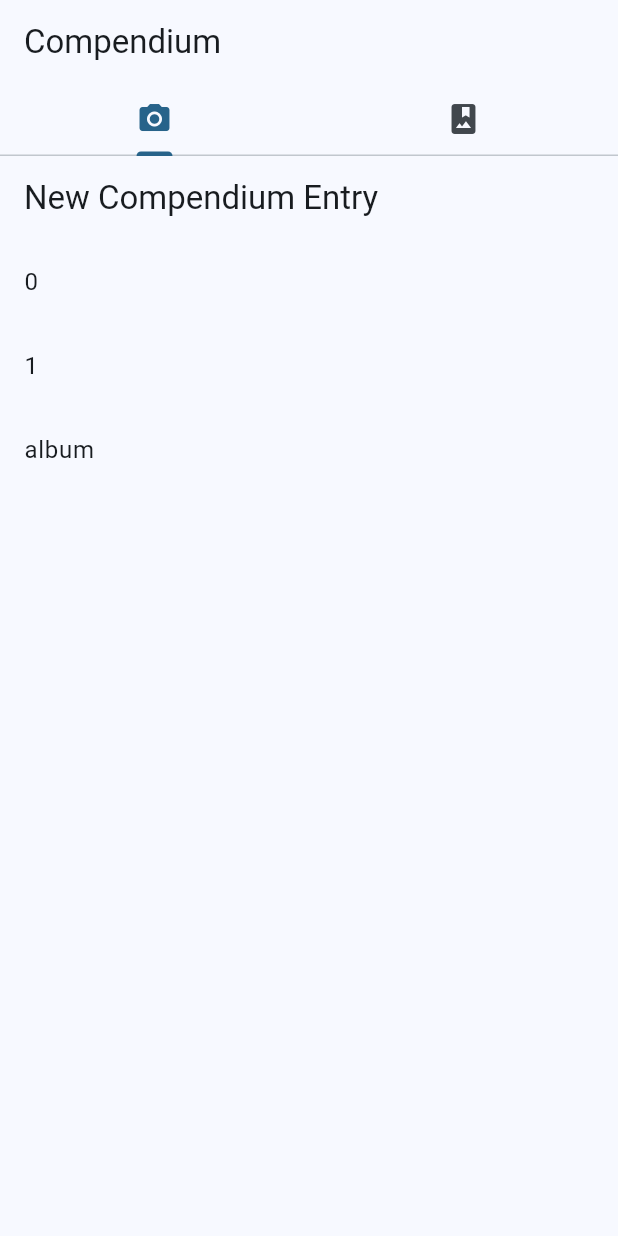
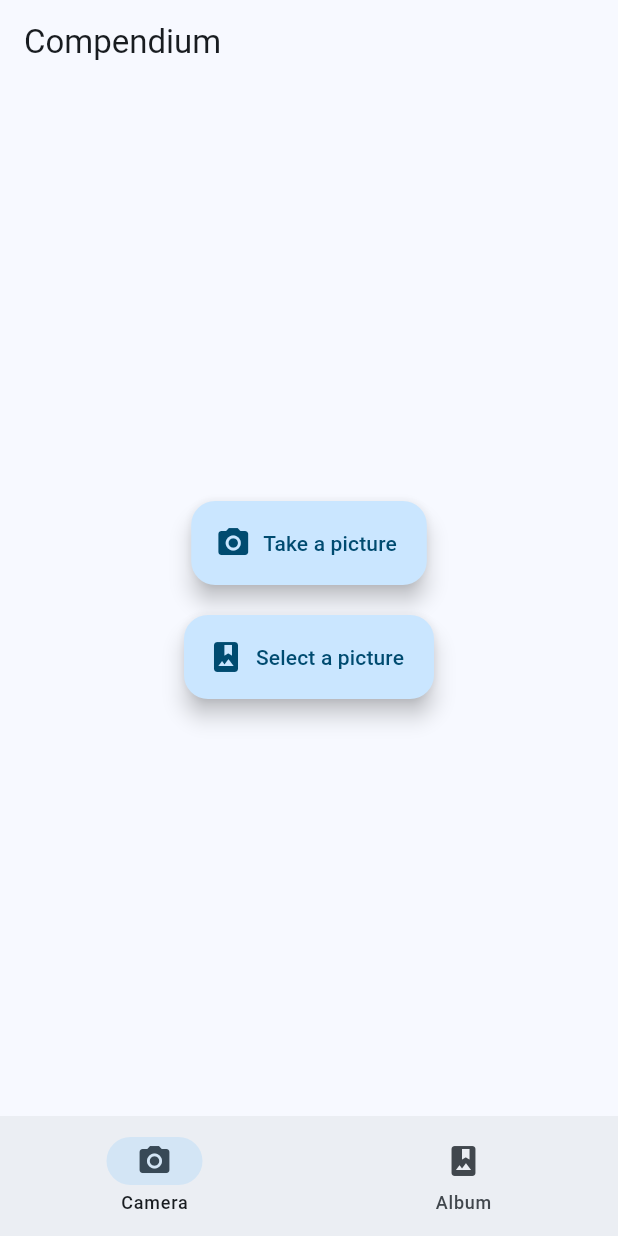
Before and after one commit to xiaoyu2006/compendium, a Flutter app: the screen it shows after launch, on a phone screen of 412 x 824 dp. Run offline on Flutter 3.47's test engine with Material 3 defaults, Android fonts, the phone set to English and light mode, and no system bars; our stand-ins replace camera, image_picker.

Commit message:
Image picker

```diff
--- a/lib/cameratab.dart
+++ b/lib/cameratab.dart
@@ -1,173 +1,52 @@
 import 'dart:io';
 
+import 'package:camera/camera.dart';
 import 'package:flutter/material.dart';
-import 'package:camera/camera.dart';
 import 'package:image_picker/image_picker.dart';
 
-class CameraTab extends StatefulWidget {
+class CameraTab extends StatelessWidget {
   const CameraTab({super.key});
 
   @override
-  _CameraTabState createState() => _CameraTabState();
-}
-
-class _CameraTabState extends State<CameraTab> {
-  List<CameraDescription> _cameras = [];
-
-  @override
-  void initState() {
-    super.initState();
-    _initializeCameras();
-  }
-
-  Future<void> _initializeCameras() async {
-    try {
-      final cameras = await availableCameras();
-      setState(() {
-        _cameras = cameras;
-      });
-    } catch (e) {
-      print('Error fetching cameras: $e');
-    }
-  }
-
-  @override
   Widget build(BuildContext context) {
-    return Scaffold(
-      appBar: AppBar(
-        title: const Text('New Compendium Entry'),
-      ),
-      body: _cameras.isEmpty
-          ? const Center(child: CircularProgressIndicator())
-          : ListView.builder(
-              itemCount: _cameras.length + 1,
-              itemBuilder: (context, index) {
-                if (index == _cameras.length) {
-                  return ListTile(
-                    title: const Text('album'),
-                    onTap: () async {
-                      final picker = ImagePicker();
-                      final XFile? image = await picker.pickImage(source: ImageSource.gallery);
-                      if (image != null) {
-                        await Navigator.of(context).push(
-                          MaterialPageRoute(
-                            builder: (context) => DisplayPictureScreen(
-                              imagePath: image.path,
-                            ),
-                          ),
-                        );
-                      }
-                    },
-                  );
-                } else {
-                  return ListTile(
-                    title: Text(_cameras[index].name),
-                    onTap: () async {
-                      await Navigator.of(context).push(
-                        MaterialPageRoute(
-                          builder: (context) => TakePictureScreen(
-                            camera: _cameras[index],
-                          ),
-                        ),
-                      );
-                    },
-                  );
+    return Center(
+      child: Center(
+        child: Column(
+          mainAxisAlignment: MainAxisAlignment.center,
+          children: [
+            FloatingActionButton.extended(
+              label: const Text("Take a picture"),
+              icon: const Icon(Icons.photo_camera),
+              onPressed: () async {
+                final ImagePicker picker = ImagePicker();
+                final XFile? image = await picker.pickImage(source: ImageSource.camera);
+                if (image == null) {
+                  return;
                 }
+                Navigator.push(
+                  context,
+                  MaterialPageRoute(builder: (context) => DisplayPictureScreen(imagePath: image.path)),
+                );
               },
             ),
-    );
-  }
-}
-
-class TakePictureScreen extends StatefulWidget {
-  const TakePictureScreen({
-    super.key,
-    required this.camera,
-  });
-
-  final CameraDescription camera;
-
-  @override
-  TakePictureScreenState createState() => TakePictureScreenState();
-}
-
-class TakePictureScreenState extends State<TakePictureScreen> {
-  late CameraController _controller;
-  late Future<void> _initializeControllerFuture;
-
-  @override
-  void initState() {
-    super.initState();
-    // To display the current output from the Camera,
-    // create a CameraController.
-    _controller = CameraController(
-      // Get a specific camera from the list of available cameras.
-      widget.camera,
-      // Define the resolution to use.
-      ResolutionPreset.medium,
-    );
-
-    // Next, initialize the controller. This returns a Future.
-    _initializeControllerFuture = _controller.initialize();
-  }
-
-  @override
-  void dispose() {
-    // Dispose of the controller when the widget is disposed.
-    _controller.dispose();
-    super.dispose();
-  }
-
-  @override
-  Widget build(BuildContext context) {
-    return Scaffold(
-      appBar: AppBar(title: const Text('Take a picture')),
-      // You must wait until the controller is initialized before displaying the
-      // camera preview. Use a FutureBuilder to display a loading spinner until the
-      // controller has finished initializing.
-      body: FutureBuilder<void>(
-        future: _initializeControllerFuture,
-        builder: (context, snapshot) {
-          if (snapshot.connectionState == ConnectionState.done) {
-            // If the Future is complete, display the preview.
-            return CameraPreview(_controller);
-          } else {
-            // Otherwise, display a loading indicator.
-            return const Center(child: CircularProgressIndicator());
-          }
-        },
-      ),
-      floatingActionButton: FloatingActionButton(
-        // Provide an onPressed callback.
-        onPressed: () async {
-          // Take the Picture in a try / catch block. If anything goes wrong,
-          // catch the error.
-          try {
-            // Ensure that the camera is initialized.
-            await _initializeControllerFuture;
-
-            // Attempt to take a picture and get the file `image`
-            // where it was saved.
-            final image = await _controller.takePicture();
-
-            if (!context.mounted) return;
-
-            // If the picture was taken, display it on a new screen.
-            await Navigator.of(context).push(
-              MaterialPageRoute(
-                builder: (context) => DisplayPictureScreen(
-                  // Pass the automatically generated path to
-                  // the DisplayPictureScreen widget.
-                  imagePath: image.path,
-                ),
-              ),
-            );
-          } catch (e) {
-            // If an error occurs, log the error to the console.
-            print(e);
-          }
-        },
-        child: const Icon(Icons.camera_alt),
+            const SizedBox(height: 20),
+            FloatingActionButton.extended(
+              label: const Text("Select a picture"),
+              icon: const Icon(Icons.photo_album),
+              onPressed: () async {
+                final ImagePicker picker = ImagePicker();
+                final XFile? image = await picker.pickImage(source: ImageSource.gallery);
+                if (image == null) {
+                  return;
+                }
+                Navigator.push(
+                  context,
+                  MaterialPageRoute(builder: (context) => DisplayPictureScreen(imagePath: image.path)),
+                );
+              },
+            ),
+          ],
+        ),
       ),
     );
   }
@@ -185,7 +64,7 @@ class DisplayPictureScreen extends StatelessWidget {
       appBar: AppBar(title: const Text('Display the Picture')),
       // The image is stored as a file on the device. Use the `Image.file`
       // constructor with the given path to display the image.
-      body: Image.file(File(imagePath)),
+      body: Center(child: Image.file(File(imagePath))),
     );
   }
 }
--- a/lib/main.dart
+++ b/lib/main.dart
@@ -28,29 +28,47 @@ class CompendiumApp extends StatelessWidget {
   }
 }
 
-class HomeTabController extends StatelessWidget {
+class HomeTabController extends StatefulWidget {
   const HomeTabController({super.key});
 
   @override
+  State<HomeTabController> createState() => _HomeTabControllerState();
+}
+
+class _HomeTabControllerState extends State<HomeTabController> {
+  int _selectedIndex = 0;
+
+  static const List<Widget> _widgetOptions = <Widget>[
+    CameraTab(),
+    AlbumTab(),
+  ];
+
+  void _onItemTapped(int index) {
+    setState(() {
+      _selectedIndex = index;
+    });
+  }
+
+  @override
   Widget build(BuildContext context) {
-    return DefaultTabController(
-      length: 2,
-      child: Scaffold(
-        appBar: AppBar(
-          title: const Text("Compendium"),
-          bottom: const TabBar(
-            tabs: [
-              Tab(icon: Icon(Icons.photo_camera)),
-              Tab(icon: Icon(Icons.photo_album)),
-            ],
+    return Scaffold(
+      appBar: AppBar(
+        title: const Text("Compendium"),
+      ),
+      body: _widgetOptions.elementAt(_selectedIndex),
+      bottomNavigationBar: NavigationBar(
+        selectedIndex: _selectedIndex,
+        onDestinationSelected: _onItemTapped,
+        destinations: const <NavigationDestination>[
+          NavigationDestination(
+            icon: Icon(Icons.photo_camera),
+            label: 'Camera',
           ),
-        ),
-        body: const TabBarView(
-          children: [
-            CameraTab(),
-            AlbumTab(),
-          ],
-        ),
+          NavigationDestination(
+            icon: Icon(Icons.photo_album),
+            label: 'Album',
+          ),
+        ],
       ),
     );
   }
--- a/pubspec.yaml
+++ b/pubspec.yaml
@@ -40,6 +40,7 @@ dependencies:
   camera: ^0.11.0+1
   path_provider: ^2.1.4
   path: ^1.9.0
+  sqflite: ^2.3.3+1
 
 dev_dependencies:
   flutter_test:
```
Also changed, not shown: pubspec.lock, 1 other file.
